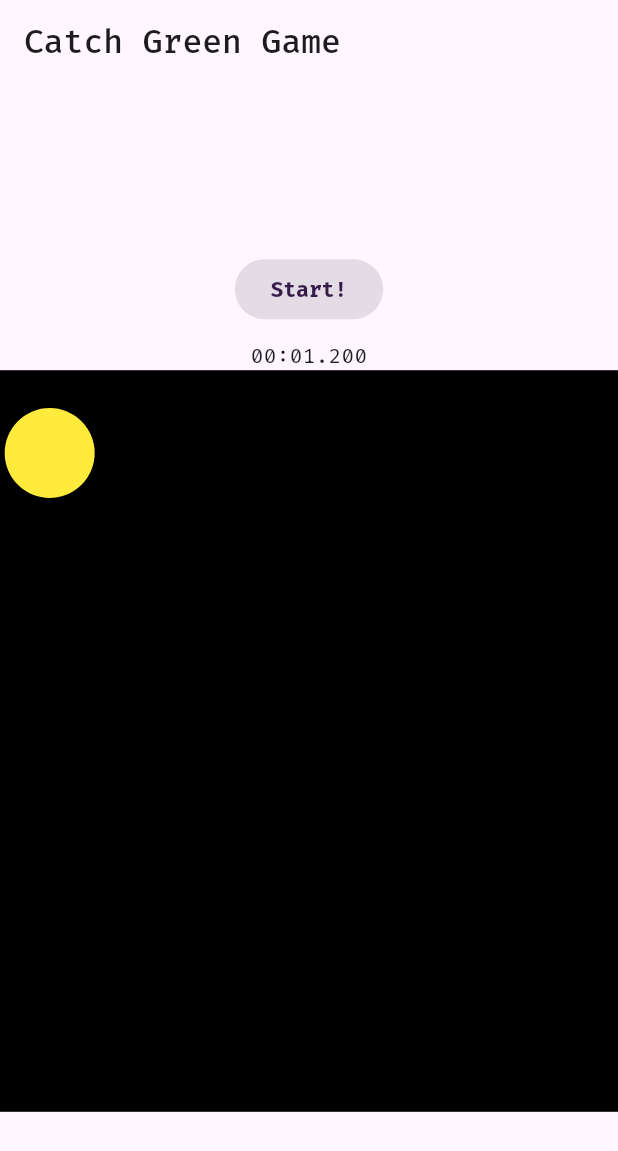
After one commit to AndrewDongminYoo/challenges, a Flutter app: the CatchGreenDotGame screen opened directly, after a tap on "Start!", on a phone screen of 412 x 824 dp. The commit adds this screen. Shown: the top 1151 px of the screen. Run offline on Flutter 3.47's test engine with Material 3 defaults, Android fonts, the phone set to English and light mode, and no system bars; our stand-ins replace google_fonts.

Commit message:
feat: day 4. Green Circle Quick Tap Game

```diff
--- a/lib/auto_focus_text_field.dart
+++ b/lib/auto_focus_text_field.dart
@@ -1,5 +1,7 @@
 // 🐦 Flutter imports:
 import 'package:flutter/material.dart';
+
+// 📦 Package imports:
 import 'package:google_fonts/google_fonts.dart';
 
 void main() => runApp(const MyApp());
@@ -52,7 +54,7 @@ class _AutoFocusTextFieldState extends State<AutoFocusTextField> {
                 key: renderKey,
                 controller: controller,
                 focusNode: focusNode1,
-                onChanged:(value) {
+                onChanged: (value) {
                   final formLength = renderKey.currentContext!.size!.width;
                   final textLength = controller.value.text.length * 10;
                   if (formLength < textLength) {
@@ -71,7 +73,7 @@ class _AutoFocusTextFieldState extends State<AutoFocusTextField> {
               child: TextFormField(
                 initialValue: 'FlutterBoot!',
                 focusNode: focusNode2,
-                onChanged:(value) {
+                onChanged: (value) {
                   if (value.isEmpty) {
                     focusNode1.requestFocus();
                   }
--- /dev/null
+++ b/lib/catch_green_dot_game.dart
@@ -0,0 +1,181 @@
+// 🎯 Dart imports:
+import 'dart:async';
+import 'dart:math';
+
+// 🐦 Flutter imports:
+import 'package:flutter/material.dart';
+
+// 📦 Package imports:
+import 'package:google_fonts/google_fonts.dart';
+
+void main() => runApp(const MyApp());
+
+class MyApp extends StatelessWidget {
+  const MyApp({super.key});
+
+  @override
+  Widget build(BuildContext context) {
+    return const MaterialApp(
+      debugShowCheckedModeBanner: false,
+      title: 'Material App',
+      home: CatchGreenDotGame(),
+    );
+  }
+}
+
+class CatchGreenDotGame extends StatefulWidget {
+  const CatchGreenDotGame({super.key});
+
+  @override
+  State<CatchGreenDotGame> createState() => _CatchGreenDotGameState();
+}
+
+class _CatchGreenDotGameState extends State<CatchGreenDotGame> {
+  // 타이머 관련 상태
+  int _elapsedTime = 0;
+  Timer? _timer;
+
+  // 녹색원 관련 상태
+  double _circleX = 0;
+  double _circleY = 0;
+  bool _showCircle = false;
+  final double _circleRadius = 30;
+  final _milliseconds = const Duration(milliseconds: 1);
+
+  // 타이머 시작
+  void _startTimer() {
+    _setPosition();
+    _showCircle = true;
+    _elapsedTime = 0;
+    _timer = Timer.periodic(_milliseconds, (timer) {
+      setState(() {
+        _elapsedTime++; // 1ms씩 증가
+      });
+    });
+  }
+
+  // 타이머 정지
+  void _stopTimer() {
+    _showCircle = false;
+    _timer?.cancel();
+    _timer = null;
+    setState(() {});
+  }
+
+  // 랜덤한 원의 위치 선정
+  void _setPosition() {
+    _circleX = Random().nextDouble() * 300;
+    _circleY = Random().nextDouble() * 500;
+    print('X: $_circleX, Y: $_circleY');
+  }
+
+  // 탭 이벤트 체크
+  void _onTap(TapDownDetails tapped) {
+    // 탭된 위치
+    print('Tapped: ${tapped.localPosition}');
+    // 녹색원 위치
+    final circle = Offset(_circleX, _circleY);
+    // 둘 사이의 거리가 원의 크기보다 작으면 탭 성공
+    if ((circle - tapped.localPosition).distance < 30) {
+      print('SUCCESS!!!!!!!!');
+      _stopTimer(); // 타이머 정지
+    }
+  }
+
+  String _formatTime(int millis) {
+    var s = millis ~/ 1000;
+    final m = s ~/ 60;
+    final ms = millis % 1000;
+    s = s % 60;
+    return '${m.padZero(2)}:${s.padZero(2)}.${ms.padZero(3)}';
+  }
+
+  @override
+  Widget build(BuildContext context) {
+    return Scaffold(
+      appBar: AppBar(
+        title: Text(
+          'Catch Green Game',
+          style: GoogleFonts.firaCode(fontWeight: FontWeight.w500),
+        ),
+      ),
+      body: Column(
+        mainAxisAlignment: MainAxisAlignment.center,
+        children: [
+          const SizedBox(height: 30),
+          ElevatedButton(
+            onPressed: _showCircle ? null : _startTimer,
+            style: ElevatedButton.styleFrom(
+              backgroundColor: const Color(0xFFE6E6FA),
+            ),
+            child: Text(
+              'Start!',
+              style: GoogleFonts.firaCode(
+                fontWeight: FontWeight.bold,
+                color: const Color(0xFF371C4B),
+              ),
+            ),
+          ),
+          const SizedBox(height: 10),
+          Text(_formatTime(_elapsedTime), style: GoogleFonts.firaCode()),
+          GestureDetector(
+            onTapDown: _onTap,
+            child: Stack(
+              children: [
+                Container(
+                  height: MediaQuery.sizeOf(context).height * 0.6,
+                  decoration: const BoxDecoration(
+                    color: Colors.black,
+                  ),
+                ),
+                Visibility(
+                  visible: _showCircle,
+                  child: CustomPaint(
+                    painter: CirclePainter(
+                      circleX: _circleX,
+                      circleY: _circleY,
+                      radius: _circleRadius,
+                    ),
+                  ),
+                ),
+              ],
+            ),
+          ),
+        ],
+      ),
+    );
+  }
+}
+
+class CirclePainter extends CustomPainter {
+  const CirclePainter({
+    required this.circleX,
+    required this.circleY,
+    required this.radius,
+  });
+
+  final double circleX;
+  final double circleY;
+  final double radius;
+
+  @override
+  void paint(Canvas canvas, Size size) {
+    final paint = Paint()
+      ..color = Colors.yellow
+      ..strokeCap = StrokeCap.round
+      ..strokeWidth = 5.0;
+
+    canvas.drawCircle(Offset(circleX, circleY), radius, paint);
+  }
+
+  @override
+  bool shouldRepaint(covariant CustomPainter oldDelegate) {
+    return false;
+  }
+}
+
+extension on num {
+  String padZero(int digit) {
+    return toString().padLeft(digit, '0');
+  }
+}
```
